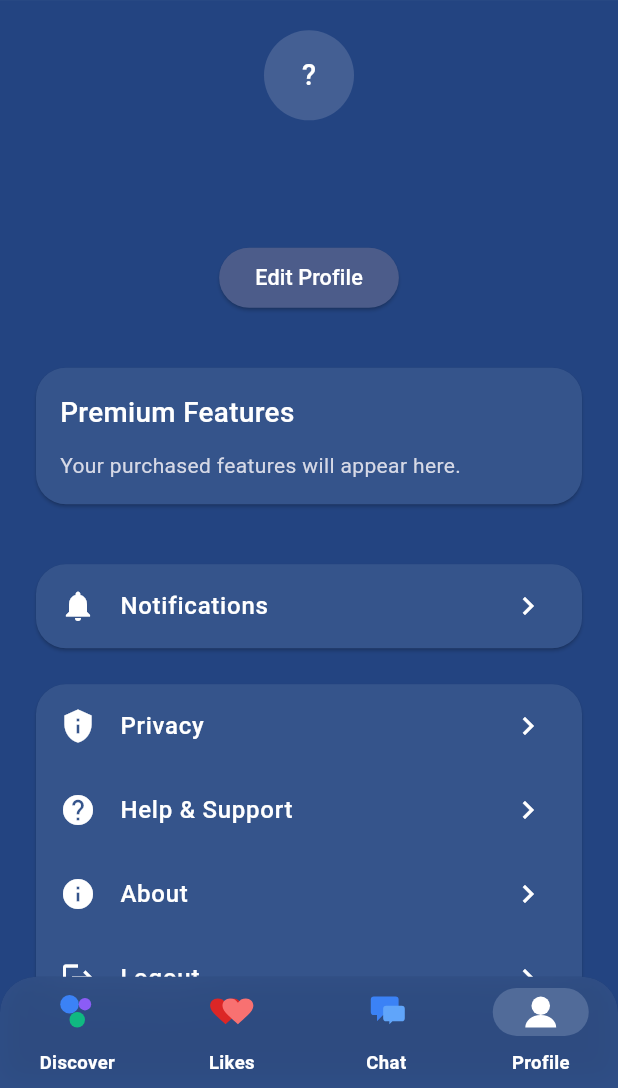
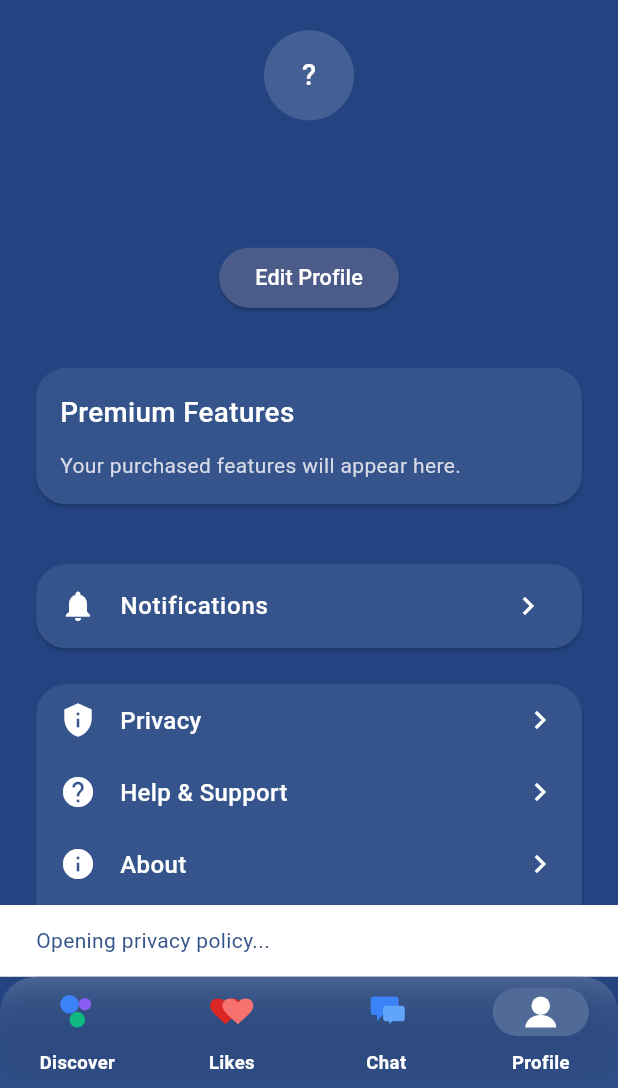
Before and after one commit to manasa-ti/nookly-web, a Flutter app: the HomePage screen opened directly, item 4 of the bottom bar chosen, after a tap on "Edit Profile", after a tap on "Privacy", on a phone screen of 412 x 824 dp, the part 148-1236 px from its top. Run offline on Flutter 3.47's test engine with Material 3 defaults, Android fonts, the phone set to English and light mode, and no system bars; our stand-ins replace app_links, dio, equatable, flutter_bloc, flutter_svg, get_it and 9 more; missing offline and left inert: agora_rtc_engine; accounts and stored records are empty; network calls fail; Roboto replaces fonts that are missing (Nunito).

Commit message:
privacy policy url is updated

```diff
--- a/lib/presentation/pages/profile/profile_hub_page.dart
+++ b/lib/presentation/pages/profile/profile_hub_page.dart
@@ -5,6 +5,7 @@ import 'package:nookly/domain/entities/user.dart';
 import 'package:nookly/domain/repositories/auth_repository.dart';
 import 'package:nookly/presentation/pages/profile/edit_profile_page.dart';
 import 'package:nookly/presentation/pages/auth/login_page.dart';
+import 'package:url_launcher/url_launcher.dart';
 
 class ProfileHubPage extends StatefulWidget {
   const ProfileHubPage({super.key});
@@ -31,6 +32,56 @@ class _ProfileHubPageState extends State<ProfileHubPage> {
       _user = user;
       _isLoading = false;
     });
+  }
+
+  Future<void> _openPrivacyPolicy() async {
+    print('🔵 Privacy button tapped!'); // Debug log
+
+    // Show immediate feedback that button was tapped
+    if (mounted) {
+      ScaffoldMessenger.of(context).showSnackBar(
+        const SnackBar(
+          content: Text('Opening privacy policy...'),
+          duration: Duration(seconds: 2),
+        ),
+      );
+    }
+
+    const url = 'https://privacy-policy.nookly.app/';
+    try {
+      print('🔵 Attempting to open URL: $url'); // Debug log
+      final uri = Uri.parse(url);
+      print('🔵 Parsed URI: $uri'); // Debug log
+
+      final canLaunch = await canLaunchUrl(uri);
+      print('🔵 Can launch URL: $canLaunch'); // Debug log
+
+      if (canLaunch) {
+        print('🔵 Launching URL...'); // Debug log
+        await launchUrl(uri, mode: LaunchMode.externalApplication);
+        print('🔵 URL launched successfully'); // Debug log
+      } else {
+        print('🔵 Cannot launch URL'); // Debug log
+        if (mounted) {
+          ScaffoldMessenger.of(context).showSnackBar(
+            const SnackBar(
+              content: Text('Could not open privacy policy'),
+              backgroundColor: Colors.red,
+            ),
+          );
+        }
+      }
+    } catch (e) {
+      print('🔵 Error opening privacy policy: $e'); // Debug log
+      if (mounted) {
+        ScaffoldMessenger.of(context).showSnackBar(
+          SnackBar(
+            content: Text('Error opening privacy policy: $e'),
+            backgroundColor: Colors.red,
+          ),
+        );
+      }
+    }
   }
 
 
@@ -135,7 +186,7 @@ class _ProfileHubPageState extends State<ProfileHubPage> {
                     shape: RoundedRectangleBorder(borderRadius: BorderRadius.circular(20)),
                     child: Column(
                       children: [
-                        _SettingsTile(icon: Icons.privacy_tip, title: 'Privacy', onTap: () {}),
+                        _SettingsTile(icon: Icons.privacy_tip, title: 'Privacy', onTap: _openPrivacyPolicy),
                         _SettingsTile(icon: Icons.help, title: 'Help & Support', onTap: () {}),
                         _SettingsTile(icon: Icons.info, title: 'About', onTap: () {}),
                         _SettingsTile(
@@ -172,11 +223,30 @@ class _SettingsTile extends StatelessWidget {
   @override
   Widget build(BuildContext context) {
     final size = MediaQuery.of(context).size;
-    return ListTile(
-      leading: Icon(icon, color: Colors.white),
-      title: Text(title, style: TextStyle(fontFamily: 'Nunito', color: Colors.white, fontWeight: FontWeight.w500, fontSize: (size.width * 0.04).clamp(13.0, 16.0))),
-      trailing: const Icon(Icons.chevron_right, color: Colors.white),
+    return InkWell(
       onTap: onTap,
+      borderRadius: BorderRadius.circular(8),
+      child: Container(
+        padding: const EdgeInsets.symmetric(horizontal: 16, vertical: 12),
+        child: Row(
+          children: [
+            Icon(icon, color: Colors.white),
+            const SizedBox(width: 16),
+            Expanded(
+              child: Text(
+                title,
+                style: TextStyle(
+                  fontFamily: 'Nunito',
+                  color: Colors.white,
+                  fontWeight: FontWeight.w500,
+                  fontSize: (size.width * 0.04).clamp(13.0, 16.0)
+                )
+              ),
+            ),
+            const Icon(Icons.chevron_right, color: Colors.white),
+          ],
+        ),
+      ),
     );
   }
 }
```
Also changed, not shown: lib/presentation/pages/profile/profile_page.dart (+75 -8 lines).
